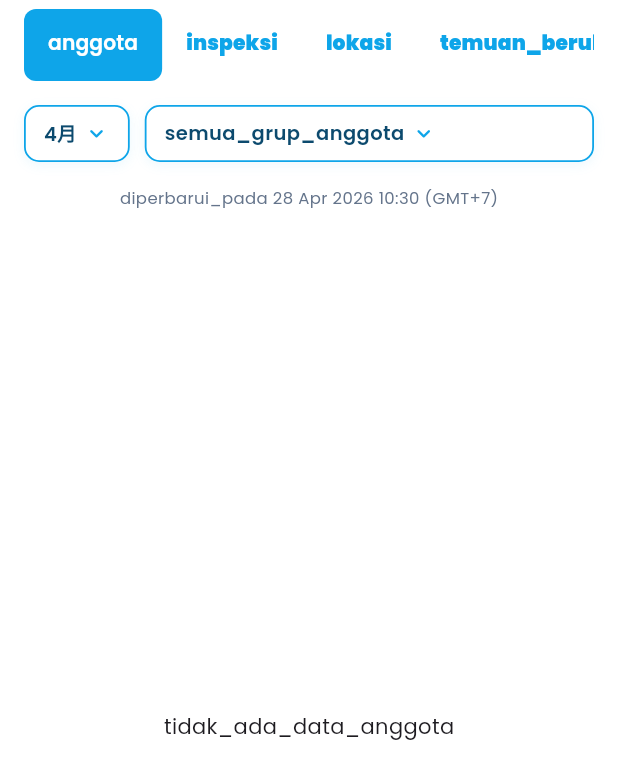
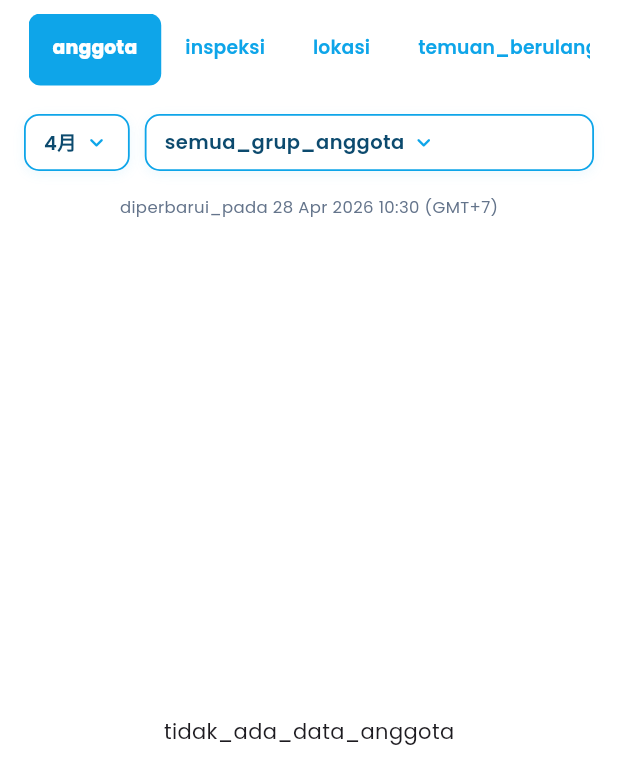
Before and after one commit to jobriant19/inspectaapp, a Flutter app: the AnalyticsScreen screen opened directly with empty values, on a phone screen of 412 x 824 dp. Shown: the top 784 px of the screen. Run offline on Flutter 3.47's test engine with Material 3 defaults, Android fonts, the phone set to English and light mode, and no system bars; our stand-ins replace cached_network_image, camera, dotted_border, firebase_core, firebase_messaging, flutter_local_notifications and 6 more; missing offline and left inert: dargon2_flutter, mobile_scanner; accounts and stored records are empty; network calls fail; project files that could hold a hidden picture were left out.

Commit message:
UPDATE: modified tab bar analytics_screen UPDATE: fix problem at shimmer loading explore_screen

```diff
--- a/lib/features/user/analytics/analytics_screen.dart
+++ b/lib/features/user/analytics/analytics_screen.dart
@@ -200,7 +200,7 @@ class _AnalyticsScreenState extends State<AnalyticsScreen>
   Future<List<RecurringTopic>>? _recurringFuture;
 
   List<Map<String, dynamic>> _unitList = [];
-  int _targetAnggota = 30;
+  int _targetAnggota = 2;
   int _targetInspeksi = 2;
 
   late List<String> _translatedMonths;
@@ -262,7 +262,7 @@ class _AnalyticsScreenState extends State<AnalyticsScreen>
           .maybeSingle();
       if (mounted && data != null) {
         setState(() {
-          _targetAnggota = data['target_anggota'] ?? 30;
+          _targetAnggota = data['target_anggota'] ?? 2;
           _targetInspeksi = data['target_inspeksi'] ?? 2;
         });
       }
@@ -1259,6 +1259,12 @@ class _AnalyticsScreenState extends State<AnalyticsScreen>
   return Container(
     color: Colors.transparent,
     padding: const EdgeInsets.fromLTRB(16, 6, 16, 6),
+    child: Container(
+      decoration: BoxDecoration(
+        color: Colors.white,
+        borderRadius: BorderRadius.circular(10),
+      ),
+      padding: const EdgeInsets.all(3),
       child: TabBar(
         controller: _tabController,
         isScrollable: true,
@@ -1270,20 +1276,14 @@ class _AnalyticsScreenState extends State<AnalyticsScreen>
         indicatorSize: TabBarIndicatorSize.tab,
         labelColor: Colors.white,
         unselectedLabelColor: _AppColors.primary,
-      labelStyle: const TextStyle(fontWeight: FontWeight.w600, fontSize: 13.5),
-      unselectedLabelStyle: const TextStyle(fontWeight: FontWeight.w900, fontSize: 13.5),
+        labelStyle: const TextStyle(fontWeight: FontWeight.w800, fontSize: 12.5),
+        unselectedLabelStyle: const TextStyle(fontWeight: FontWeight.w600, fontSize: 12.5),
         dividerColor: Colors.transparent,
-      // Background putih untuk tab tidak aktif
         overlayColor: WidgetStateProperty.all(Colors.transparent),
         tabs: tabs.map((t) => Tab(
-        child: Container(
-          decoration: BoxDecoration(
-            color: Colors.transparent, // dihandle oleh indicator & unselected style
-            borderRadius: BorderRadius.circular(8),
-          ),
           child: Text(t),
-        ),
         )).toList(),
+      ),
     ),
   );
 }
@@ -1951,13 +1951,13 @@ class _AnalyticsScreenState extends State<AnalyticsScreen>
               Expanded(
                 flex: 3,
                 child: Text(cols[1],
-                  textAlign: TextAlign.left,   // <-- left agar sejajar dengan isi lokasi
+                  textAlign: TextAlign.left,
                   style: const TextStyle(
                     fontSize: 12.5, fontWeight: FontWeight.w600,
                     color: _AppColors.textSecondary, letterSpacing: 0.2)),
               ),
               SizedBox(
-                width: 50,
+                width: 70,
                 child: Text(cols[2],
                   textAlign: TextAlign.center,
                   style: const TextStyle(
@@ -1967,12 +1967,11 @@ class _AnalyticsScreenState extends State<AnalyticsScreen>
             ])
           : Row(
               children: List.generate(cols.length, (i) {
-                // Kolom pertama (Name) rata kiri, sisanya center
                 final isFirst = i == 0;
                 return Expanded(
                   flex: flex[i],
                   child: Padding(
-                    padding: EdgeInsets.only(left: isFirst ? 44 : 0), // 34 avatar + 10 gap
+                    padding: EdgeInsets.only(left: isFirst ? 44 : 0),
                     child: Text(
                       cols[i],
                       textAlign: isFirst ? TextAlign.left : TextAlign.center,
@@ -2167,23 +2166,37 @@ class _AnalyticsScreenState extends State<AnalyticsScreen>
       color: Colors.white,
       padding: const EdgeInsets.symmetric(horizontal: 16, vertical: 12),
       child: Row(children: [
-        SizedBox(width: 40, child: Text('$rank', textAlign: TextAlign.center,
+        SizedBox(
+          width: 40,
+          child: Text('$rank',
+            textAlign: TextAlign.center,
             style: const TextStyle(fontSize: 13, color: _AppColors.textSecondary, fontWeight: FontWeight.w500))),
-        Expanded(flex: 3, child: Row(children: [
-          Container(width: 38, height: 38,
+        Expanded(
+          flex: 3,
+          child: Row(children: [
+            Container(
+              width: 38, height: 38,
               decoration: BoxDecoration(color: _AppColors.primaryLight, borderRadius: BorderRadius.circular(10)),
               child: Icon(Icons.location_city_rounded, color: _AppColors.primary, size: 20)),
             const SizedBox(width: 10),
             Expanded(child: Column(crossAxisAlignment: CrossAxisAlignment.start, children: [
-            Text(loc.name, style: const TextStyle(fontSize: 13, fontWeight: FontWeight.w600, color: _AppColors.textPrimary),
+              Text(loc.name,
+                style: const TextStyle(fontSize: 13, fontWeight: FontWeight.w600, color: _AppColors.textPrimary),
                 overflow: TextOverflow.ellipsis),
-            Text(loc.pic, style: const TextStyle(fontSize: 11.5, color: _AppColors.textSecondary),
+              Text(loc.pic,
+                style: const TextStyle(fontSize: 11.5, color: _AppColors.textSecondary),
                 overflow: TextOverflow.ellipsis),
             ])),
           ])),
-        SizedBox(width: 50, child: Text(loc.value ?? '0', textAlign: TextAlign.center,
-          style: TextStyle(fontSize: 13, fontWeight: FontWeight.w600,
-            color: (int.tryParse(loc.value ?? '0') ?? 0) > 0 ? _AppColors.primaryDark : _AppColors.textMuted))),
+        SizedBox(
+          width: 70,
+          child: Text(loc.value ?? '0',
+            textAlign: TextAlign.center,
+            style: TextStyle(
+              fontSize: 13, fontWeight: FontWeight.w600,
+              color: (int.tryParse(loc.value ?? '0') ?? 0) > 0
+                  ? _AppColors.primaryDark
+                  : _AppColors.textMuted))),
       ]),
     );
   }
--- a/lib/features/user/leaderboard/ranking_screen.dart
+++ b/lib/features/user/leaderboard/ranking_screen.dart
@@ -629,7 +629,7 @@ class _RankingScreenState extends State<RankingScreen> {
   @override
   Widget build(BuildContext context) {
     return Scaffold(
-      backgroundColor: _AppColors.surface,
+      backgroundColor: Colors.transparent,
       body: Column(
         children: [
           Expanded(
@@ -689,7 +689,7 @@ class _RankingScreenState extends State<RankingScreen> {
                       );
                     },
                   ),
-                  const SliverToBoxAdapter(child: SizedBox(height: 80)),
+                  const SliverToBoxAdapter(child: SizedBox(height: 0)),
                 ],
               ),
             ),
```
Also changed, not shown: lib/features/user/explore/explore_screen.dart (+13 -8 lines). Lines whose indentation alone changed are shown as unchanged.
